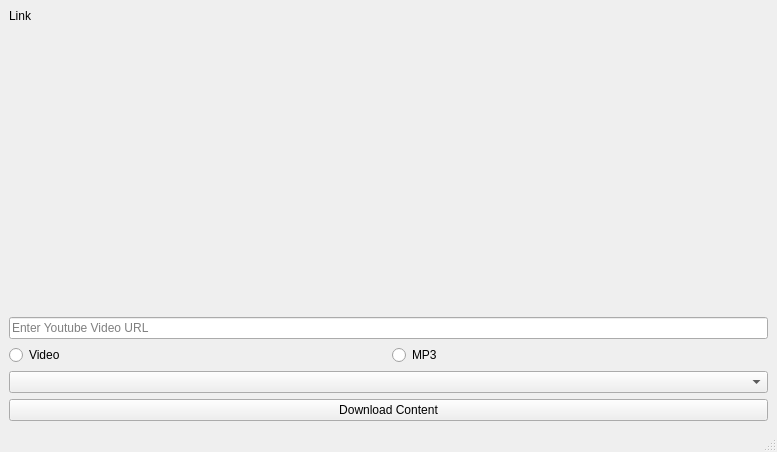
Old version of the form Youtube.ui in the repository monisj/Python_video_Interactive.
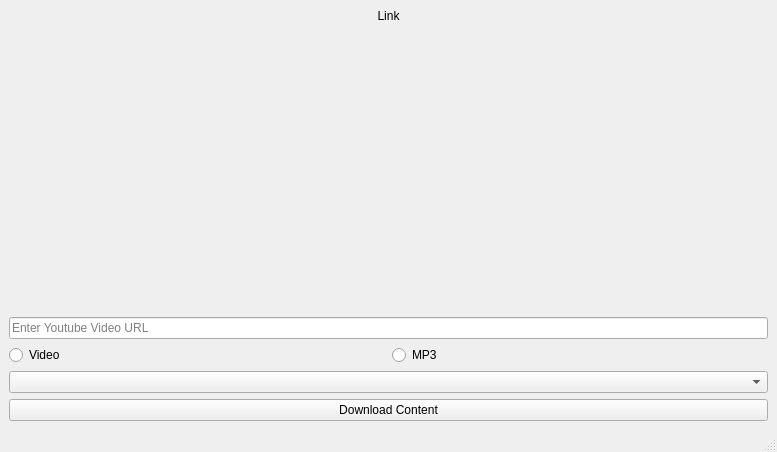
New version of the form.

The edit to the form file:
```diff
--- a/Youtube.ui
+++ b/Youtube.ui
@@ -63,6 +63,9 @@
         <property name="text">
          <string>Link</string>
         </property>
+        <property name="alignment">
+         <set>Qt::AlignCenter</set>
+        </property>
        </widget>
       </item>
       <item>
```
Left out of the diff: 42 changed lines with no effect on the pictures.
